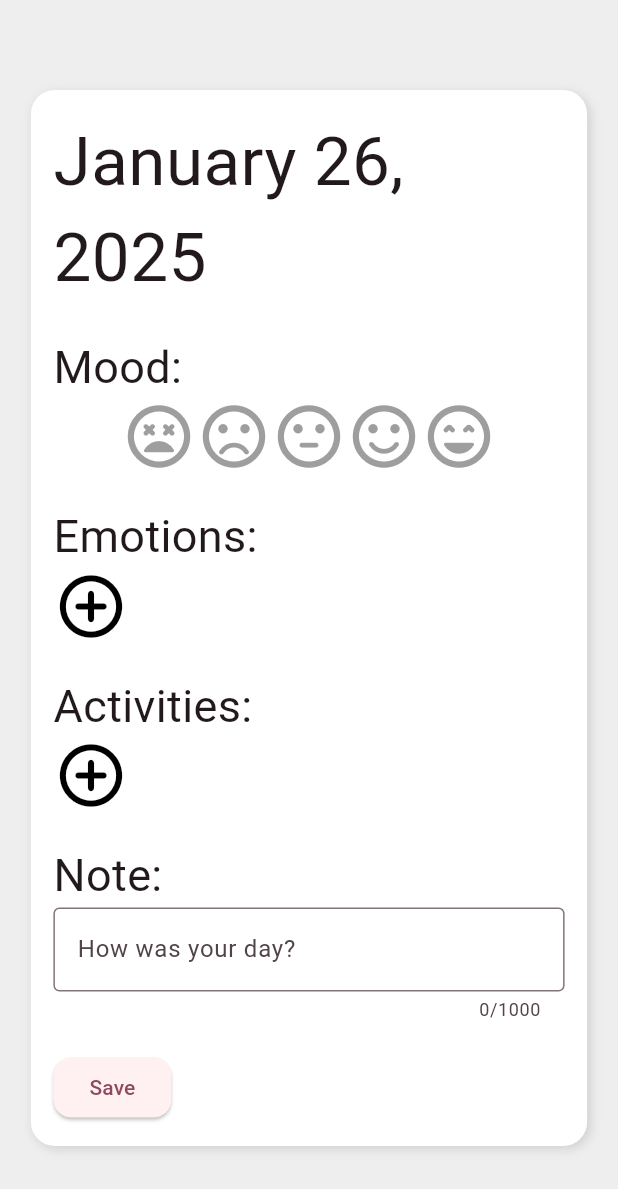
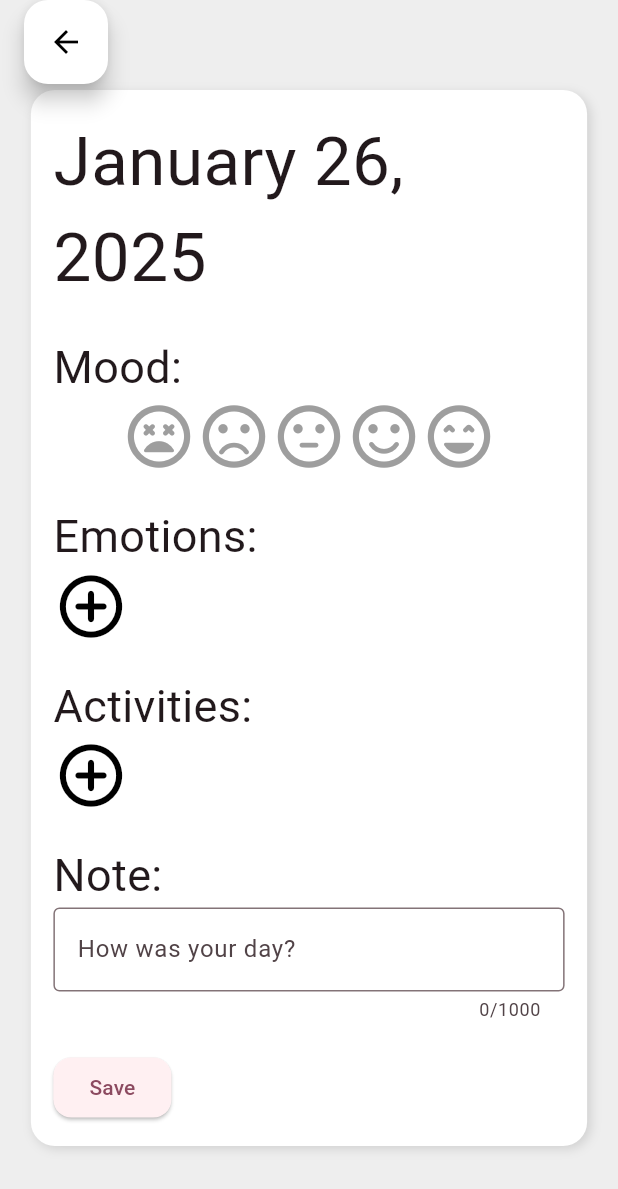
Before and after one commit to GGBJacob/Moodify, a Flutter app: the NewNotePage screen opened directly, on a phone screen of 412 x 824 dp. Shown: the top 1189 px of the screen. Run offline on Flutter 3.47's test engine with Material 3 defaults, Android fonts, the phone set to English and light mode, and no system bars; our stand-ins replace file_picker, pdf, shared_preferences, supabase_flutter; accounts and stored records are empty.

Commit message:
Added return button to the new note page

```diff
--- a/lib/src/screens/NewNotePage.dart
+++ b/lib/src/screens/NewNotePage.dart
@@ -77,6 +77,14 @@ class _NewNotePageState extends State<NewNotePage>
   Widget build(BuildContext context) {
     return Scaffold(
       backgroundColor: Colors.grey[200],
+      floatingActionButtonLocation: FloatingActionButtonLocation.startTop,
+      floatingActionButton: FloatingActionButton(
+        onPressed: () => Navigator.pop(context),
+        child: Icon(Icons.arrow_back),
+        foregroundColor: Colors.black,
+        backgroundColor: Colors.white,
+        heroTag: "return",
+      ),
       body: Center(
         child: SingleChildScrollView(
           child:  Column(
```
